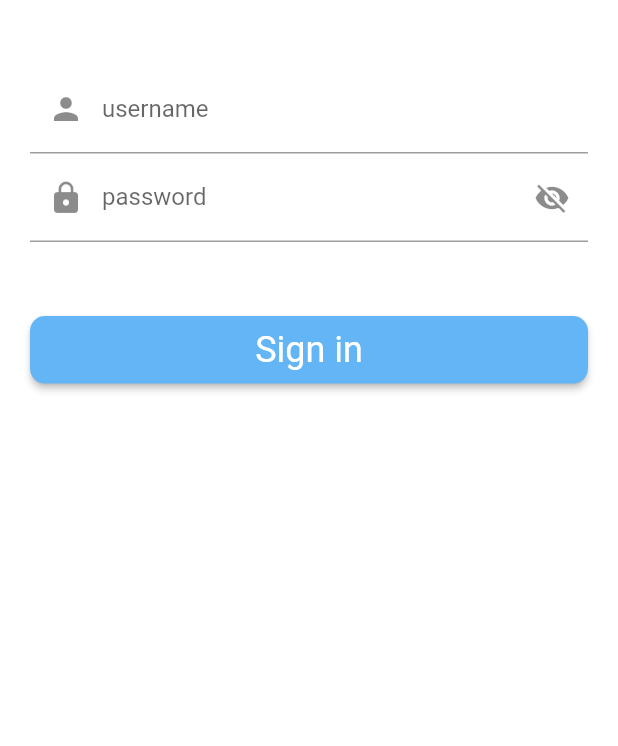
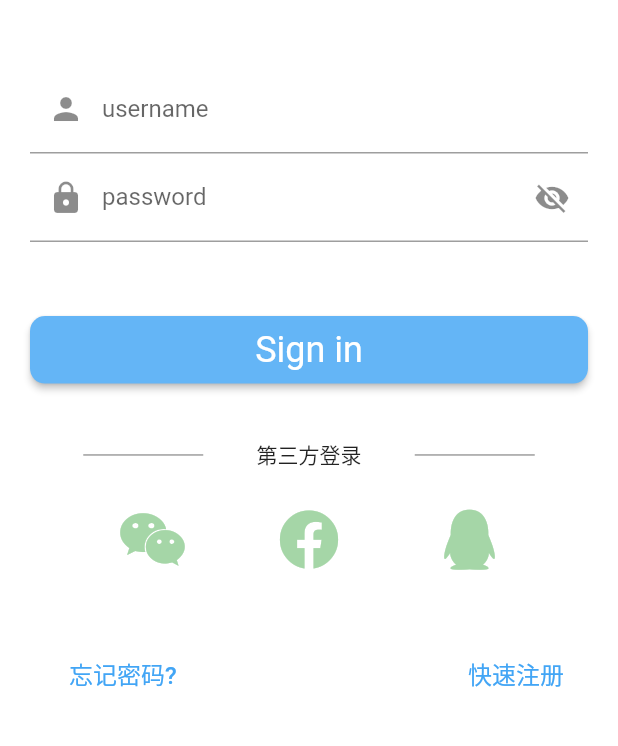
Before and after one commit to 1023198294/SennpaiWord, a Flutter app: the screen it shows after launch, on a phone screen of 412 x 824 dp, the part 224-970 px from its top. Run offline on Flutter 3.47's test engine with Material 2 defaults, Android fonts, the phone set to English and light mode, and no system bars; our stand-ins replace cookie_jar, dio, fluro, flutter_screenutil, font_awesome_flutter, share and 1 more.

Commit message:
Update login.dart

```diff
--- a/lib/login/login.dart
+++ b/lib/login/login.dart
@@ -5,7 +5,9 @@ import 'package:flutter_app/userinfo/user_info.dart';
 import 'package:flutter_app/utils/data_utils.dart';
 import 'package:shared_preferences/shared_preferences.dart';
 import 'package:flutter_screenutil/flutter_screenutil.dart';
+import 'package:font_awesome_flutter/font_awesome_flutter.dart';
 import 'package:flutter_app/main.dart';
+
 class LoginPage extends StatefulWidget{
   @override
   _LoginPageState createState() => _LoginPageState();
@@ -177,6 +179,96 @@ class _LoginPageState extends State<LoginPage>{
           },
       )
     );
+    Widget thirdLoginArea = new Container(
+      margin: EdgeInsets.only(left: 20,right: 20),
+      child: new Column(
+        children: [
+          new Row(
+            mainAxisSize: MainAxisSize.max,
+            mainAxisAlignment: MainAxisAlignment.spaceEvenly,
+            children: [
+              Container(
+                width: 80,
+                height: 1.0,
+                color: Colors.grey,
+
+              ),
+              Text(
+                  '第三方登录'
+              ),
+              Container(
+                width: 80,
+                height: 1.0,
+                color: Colors.grey,
+              ),
+            ],
+          ),
+          new SizedBox(
+            height: 18,
+          ),
+          new Row(
+            mainAxisAlignment: MainAxisAlignment.spaceEvenly,
+            children: [
+              IconButton(
+                color: Colors.green[200],
+                // 第三方库icon图标
+                icon: Icon(FontAwesomeIcons.weixin),
+                iconSize: 40.0,
+                onPressed: (){
+                },
+              ),
+              IconButton(
+                color: Colors.green[200],
+                icon: Icon(FontAwesomeIcons.facebook),
+                iconSize: 40.0,
+                onPressed: (){
+                },
+              ),
+              IconButton(
+                color: Colors.green[200],
+                icon: Icon(FontAwesomeIcons.qq),
+                iconSize: 40.0,
+                onPressed: (){
+                },
+              )
+            ],
+          )
+        ],
+      ),
+    );
+    Widget bottomArea = new Container(
+      margin: EdgeInsets.only(right: 20,left: 30),
+      child: new Row(
+        mainAxisSize: MainAxisSize.max,
+        mainAxisAlignment: MainAxisAlignment.spaceBetween,
+        children: [
+          FlatButton(
+            child: Text(
+              "忘记密码?",
+              style: TextStyle(
+                color: Colors.blue[400],
+                fontSize: 16.0,
+              ),
+            ),
+            //忘记密码按钮，点击执行事件
+            onPressed: (){
+            },
+          ),
+          FlatButton(
+            child: Text(
+              "快速注册",
+              style: TextStyle(
+                color: Colors.blue[400],
+                fontSize: 16.0,
+              ),
+            ),
+            //点击快速注册、执行事件
+            onPressed: (){
+            },
+          )
+        ],
+      ),
+    );
     return Scaffold(
       backgroundColor: Colors.white,
       // 外层添加一个手势，用于点击空白部分，回收键盘
@@ -195,10 +287,10 @@ class _LoginPageState extends State<LoginPage>{
             inputTextArea,
             new SizedBox(height: ScreenUtil().setHeight(80),),
             loginButtonArea,
-            //new SizedBox(height: ScreenUtil().setHeight(60),),
-            //thirdLoginArea,
-            //new SizedBox(height: ScreenUtil().setHeight(60),),
-            //bottomArea,
+            new SizedBox(height: ScreenUtil().setHeight(60),),
+            thirdLoginArea,
+            new SizedBox(height: ScreenUtil().setHeight(60),),
+            bottomArea,
           ],
         ),
       ),
```
